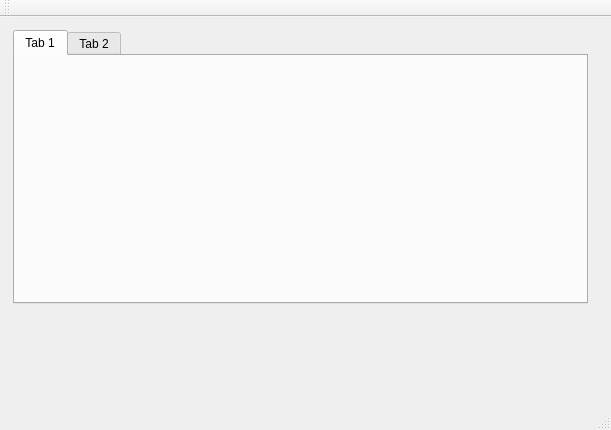
Before: the Qt Designer form secondarywindow.ui in Kpro11/Aqeous, drawn with Qt 5.
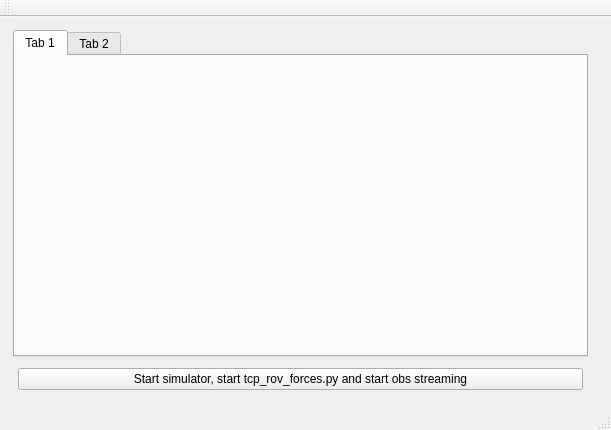
After: the same form once the commit is applied.

Commit message: Merge open simulator button into new ui

Diff of the .ui file:
```diff
--- a/secondarywindow.ui
+++ b/secondarywindow.ui
@@ -114,7 +114,21 @@
          <number>5</number>
         </property>
         <item>
-         <layout class="QHBoxLayout" name="horizontalLayout_6"/>
+         <layout class="QHBoxLayout" name="horizontalLayout_6">
+          <item>
+           <widget class="QPushButton" name="openSimulator">
+            <property name="sizePolicy">
+             <sizepolicy hsizetype="Minimum" vsizetype="Maximum">
+              <horstretch>0</horstretch>
+              <verstretch>0</verstretch>
+             </sizepolicy>
+            </property>
+            <property name="text">
+             <string>Start simulator, start tcp_rov_forces.py and start obs streaming</string>
+            </property>
+           </widget>
+          </item>
+         </layout>
         </item>
         <item>
          <layout class="QHBoxLayout" name="horizontalLayout_7"/>
```
Left out of the diff: 2 changed lines with no effect on the pictures. The commit also changes 2 other files.
